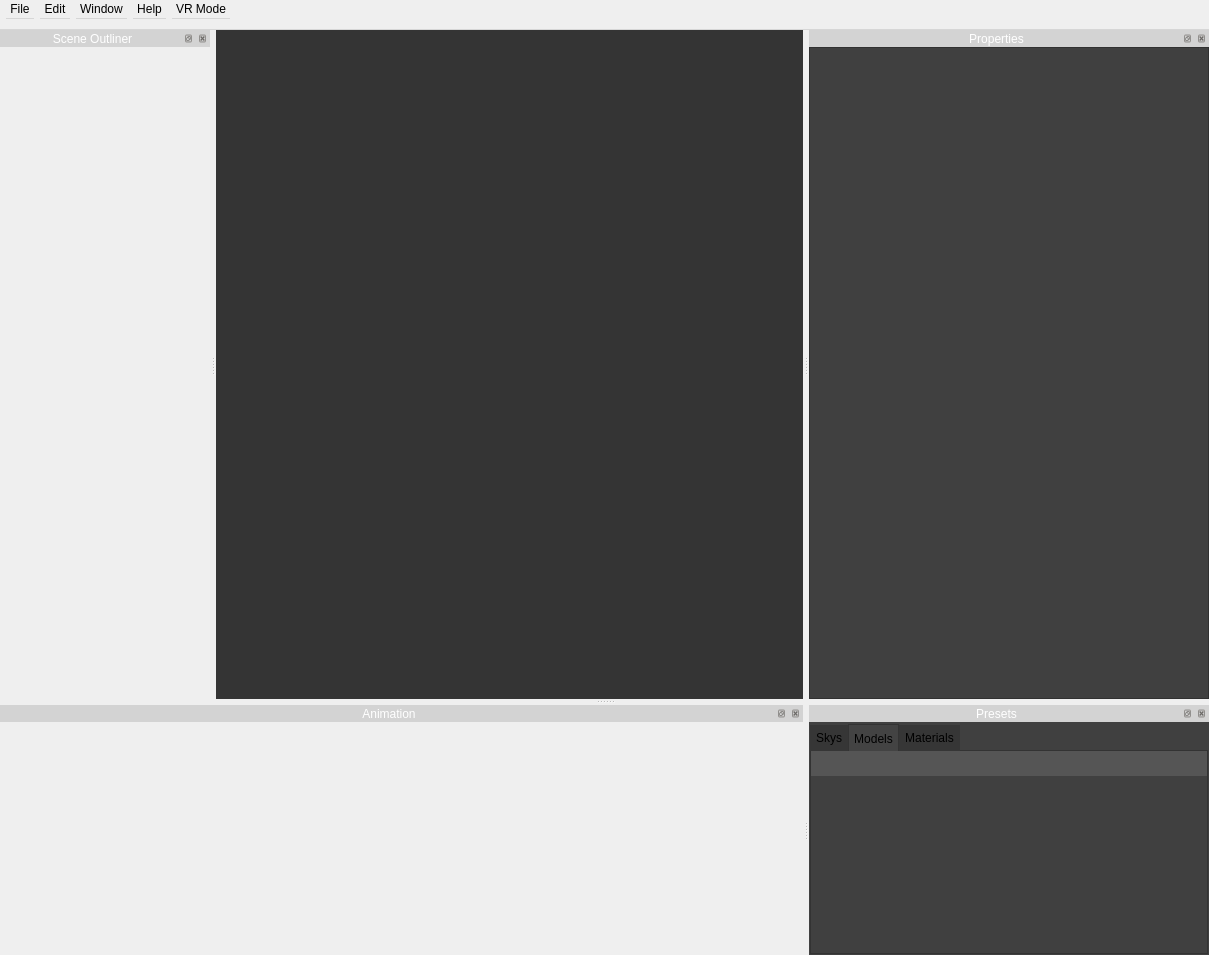
Before: the Qt Designer form src/newmainwindow.ui in jahshaka/Studio, drawn with Qt 5.
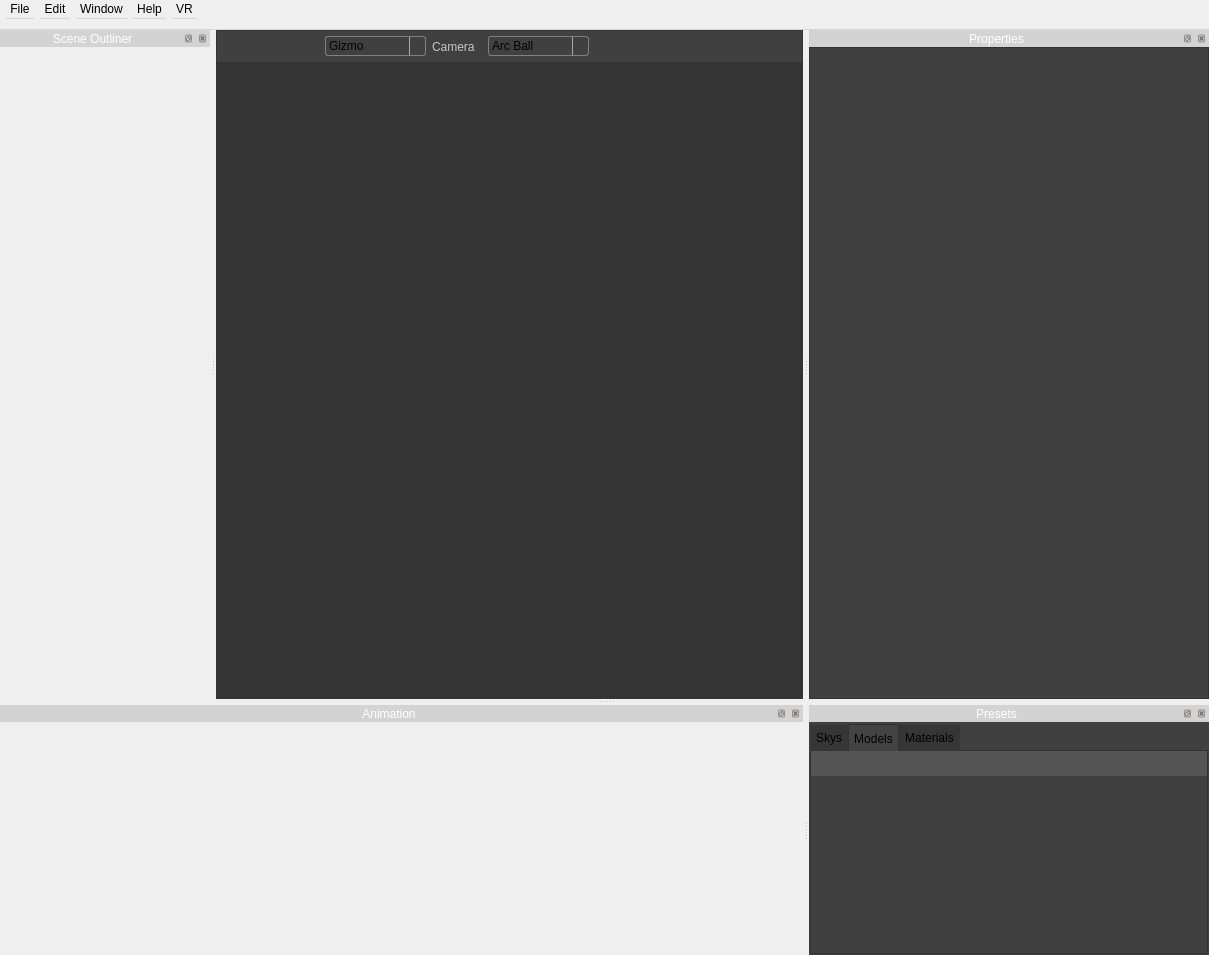
After: the same form once the commit is applied. The open tabs and pages were chosen to show the change. Icons and pictures are not drawn. Custom widgets are drawn as their Qt base class.

```diff
--- a/src/newmainwindow.ui
+++ b/src/newmainwindow.ui
@@ -31,6 +31,148 @@
 */
 
 /*
+*Spinbox settings ============================================================================
+*/
+
+QSpinBox {
+   padding-right: 15px; /* make room for the arrows */
+    border-width: 0;  
+	border-image: url(:/app/images/frame.png) 4;
+	color: black;
+}
+
+QSpinBox::up-button {
+	background-color: rgb(50, 50, 50);
+	border-image: url(:/app/icons/chevron-arrow-up.svg) 1;
+    border-width: 0;  
+	margin-bottom: -1px;
+	margin-top: -1px;
+}
+
+QSpinBox::up-button:hover {
+	background-color: rgb(30, 144, 255);
+}
+
+QSpinBox::up-button:pressed {	
+	background-color: rgb(30, 144, 255);
+}
+
+QSpinBox::down-button {
+	background-color: rgb(50, 50, 50);
+	border-image: url(:/app/icons/chevron-arrow-down.svg) 1;
+    border-width:0;  
+	margin-top:1px;
+	margin-bottom: -2px;
+	margin-top: -1px;
+}
+
+QSpinBox::down-button:hover {
+	background-color: rgb(30, 144, 255);
+}
+
+QSpinBox::down-button:pressed {
+	background-color: rgb(30, 144, 255);
+}
+
+/* Double Spin Box */
+
+QDoubleSpinBox {
+   padding-right: 15px; /* make room for the arrows */
+    border-width: 0;  
+	padding: 1px;
+	border-image: url(:/app/images/frame.png) 4;
+	color: black;
+}
+
+QDoubleSpinBox::up-button {
+	background-color: rgb(50, 50, 50);
+	border-image: url(:/app/icons/chevron-arrow-up.svg) 1;
+    border-width: 0;  
+	margin-top: -1px;
+}
+
+QDoubleSpinBox::up-button:hover {
+	background-color: rgb(30, 144, 255);
+}
+
+QDoubleSpinBox::up-button:pressed {	
+	background-color: rgb(30, 144, 255);
+}
+
+QDoubleSpinBox::down-button {
+	background-color: rgb(50, 50, 50);
+	border-image: url(:/app/icons/chevron-arrow-down.svg) 1;
+    border-width:0;  
+	margin-bottom: -1px;
+}
+
+QDoubleSpinBox::down-button:hover {
+	background-color: rgb(30, 144, 255);
+}
+
+QDoubleSpinBox::down-button:pressed {
+	background-color: rgb(30, 144, 255);
+}
+
+
+/*
+*=== DropDown Style Settings ==================================================
+*/
+
+QComboBox {
+    border: 1px solid gray;
+    border-radius: 3px;
+    padding: 1px 18px 1px 3px;
+    min-width: 6em;
+}
+
+QComboBox:hover {
+    border: 1px solid rgb(30, 144, 255);
+}
+
+QComboBox:editable {
+    background: white;
+}
+
+QComboBox:!editable, QComboBox::drop-down:editable {
+background-color: rgb(74, 74, 74);
+}
+
+/* QComboBox gets the &quot;on&quot; state when the popup is open */
+QComboBox:!editable:on, QComboBox::drop-down:editable:on {
+background-color: rgb(84, 84, 84);
+}
+
+QComboBox:on { /* shift the text when the popup opens */
+    padding-top: 3px;
+    padding-left: 4px;
+}
+
+QComboBox::drop-down {
+    subcontrol-origin: padding;
+    subcontrol-position: top right;
+    width: 15px;
+
+    border-left-width: 1px;
+    border-left-color: darkgray;
+    border-left-style: solid; /* just a single line */
+    border-top-right-radius: 3px; /* same radius as the QComboBox */
+    border-bottom-right-radius: 3px;
+}
+QComboBox::drop-down:hover {
+	background:rgb(30, 144, 255);
+}
+QComboBox::down-arrow {
+	image: url(:/app/icons/down-arrow.svg);
+}
+
+QComboBox::down-arrow:on { /* shift the arrow when popup is open */
+    top: 1px;
+    left: 1px;
+}
+
+
+/*
 *
 * Tree View Widget ============================================================================
 *
@@ -217,95 +359,6 @@
 background-color: rgb(30, 144, 255);
 }
 
-
-/*
-*Spinbox settings ============================================================================
-*/
-
-QSpinBox {
-   padding-right: 15px; /* make room for the arrows */
-    border-width: 0;  
-	border-image: url(:/app/images/frame.png) 4;
-	color: black;
-}
-
-QSpinBox::up-button {
-	background-color: rgb(50, 50, 50);
-	border-image: url(:/app/icons/chevron-arrow-up.svg) 1;
-    border-width: 0;  
-	margin-bottom: -1px;
-	margin-top: -1px;
-}
-
-QSpinBox::up-button:hover {
-	background-color: rgb(30, 144, 255);
-}
-
-QSpinBox::up-button:pressed {	
-	background-color: rgb(30, 144, 255);
-}
-
-QSpinBox::down-button {
-	background-color: rgb(50, 50, 50);
-	border-image: url(:/app/icons/chevron-arrow-down.svg) 1;
-    border-width:0;  
-	margin-top:1px;
-	margin-bottom: -2px;
-	margin-top: -1px;
-}
-
-QSpinBox::down-button:hover {
-	background-color: rgb(30, 144, 255);
-}
-
-QSpinBox::down-button:pressed {
-	background-color: rgb(30, 144, 255);
-}
-
-
-QDoubleSpinBox {
-   padding-right: 15px; /* make room for the arrows */
-    border-width: 0;  
-	padding: 1px;
-	border-image: url(:/app/images/frame.png) 4;
-	color: black;
-}
-
-QDoubleSpinBox::up-button {
-	background-color: rgb(50, 50, 50);
-	border-image: url(:/app/icons/chevron-arrow-up.svg) 1;
-    border-width: 0;  
-	margin-bottom: -1px;
-	margin-top: -1px;
-}
-
-QDoubleSpinBox::up-button:hover {
-	background-color: rgb(30, 144, 255);
-}
-
-QDoubleSpinBox::up-button:pressed {	
-	background-color: rgb(30, 144, 255);
-}
-
-QDoubleSpinBox::down-button {
-	background-color: rgb(50, 50, 50);
-	border-image: url(:/app/icons/chevron-arrow-down.svg) 1;
-    border-width:0;  
-	margin-top:1px;
-	margin-bottom: -2px;
-	margin-top: -1px;
-}
-
-QDoubleSpinBox::down-button:hover {
-	background-color: rgb(30, 144, 255);
-}
-
-QDoubleSpinBox::down-button:pressed {
-	background-color: rgb(30, 144, 255);
-}
-
-
-
 /*
 *-========  list view scrollbar style  =============================================================
 *
@@ -396,6 +449,9 @@
     <property name="bottomMargin">
      <number>0</number>
     </property>
+    <property name="verticalSpacing">
+     <number>0</number>
+    </property>
     <item row="0" column="0">
      <widget class="QWidget" name="backgroundscene" native="true">
       <property name="styleSheet">
@@ -415,7 +471,10 @@
 background-color: rgb(52, 52, 52);
 }</string>
       </property>
-      <layout class="QGridLayout" name="gridLayout_6">
+      <layout class="QVBoxLayout" name="verticalLayout_2">
+       <property name="spacing">
+        <number>0</number>
+       </property>
        <property name="leftMargin">
         <number>1</number>
        </property>
@@ -428,7 +487,305 @@
        <property name="bottomMargin">
         <number>1</number>
        </property>
-       <item row="0" column="0">
+       <item>
+        <widget class="QWidget" name="widget" native="true">
+         <property name="minimumSize">
+          <size>
+           <width>0</width>
+           <height>30</height>
+          </size>
+         </property>
+         <property name="maximumSize">
+          <size>
+           <width>16777215</width>
+           <height>31</height>
+          </size>
+         </property>
+         <property name="styleSheet">
+          <string notr="true">background-color: rgb(64, 64, 64);</string>
+         </property>
+         <layout class="QHBoxLayout" name="horizontalLayout">
+          <property name="leftMargin">
+           <number>0</number>
+          </property>
+          <property name="topMargin">
+           <number>0</number>
+          </property>
+          <property name="rightMargin">
+           <number>0</number>
+          </property>
+          <property name="bottomMargin">
+           <number>0</number>
+          </property>
+          <item>
+           <widget class="QToolButton" name="importmod_3">
+            <property name="minimumSize">
+             <size>
+              <width>30</width>
+              <height>0</height>
+             </size>
+            </property>
+            <property name="maximumSize">
+             <size>
+              <width>30</width>
+              <height>11111</height>
+             </size>
+            </property>
+            <property name="styleSheet">
+             <string notr="true">QToolButton {
+border: none;
+	background-color: rgba(255, 255, 255, 0);
+}
+
+QToolButton:hover {
+background-color: rgb(30, 144, 255);
+}</string>
+            </property>
+            <property name="text">
+             <string/>
+            </property>
+            <property name="icon">
+             <iconset resource="../icons.qrc">
+              <normaloff>:/app/icons/rotate-to-right.svg</normaloff>:/app/icons/rotate-to-right.svg</iconset>
+            </property>
+            <property name="iconSize">
+             <size>
+              <width>12</width>
+              <height>12</height>
+             </size>
+            </property>
+           </widget>
+          </item>
+          <item>
+           <widget class="QToolButton" name="importmod_2">
+            <property name="minimumSize">
+             <size>
+              <width>30</width>
+              <height>0</height>
+             </size>
+            </property>
+            <property name="maximumSize">
+             <size>
+              <width>30</width>
+              <height>11111</height>
+             </size>
+            </property>
+            <property name="styleSheet">
+             <string notr="true">QToolButton {
+border: none;
+	background-color: rgba(255, 255, 255, 0);
+}
+
+QToolButton:hover {
+background-color: rgb(30, 144, 255);
+}</string>
+            </property>
+            <property name="text">
+             <string/>
+            </property>
+            <property name="icon">
+             <iconset resource="../icons.qrc">
+              <normaloff>:/app/icons/tranlate arrow.svg</normaloff>:/app/icons/tranlate arrow.svg</iconset>
+            </property>
+            <property name="iconSize">
+             <size>
+              <width>12</width>
+              <height>12</height>
+             </size>
+            </property>
+           </widget>
+          </item>
+          <item>
+           <widget class="QToolButton" name="importmod_4">
+            <property name="minimumSize">
+             <size>
+              <width>30</width>
+              <height>0</height>
+             </size>
+            </property>
+            <property name="maximumSize">
+             <size>
+              <width>30</width>
+              <height>11111</height>
+             </size>
+            </property>
+            <property name="styleSheet">
+             <string notr="true">QToolButton {
+border: none;
+	background-color: rgba(255, 255, 255, 0);
+}
+
+QToolButton:hover {
+background-color: rgb(30, 144, 255);
+}</string>
+            </property>
+            <property name="text">
+             <string/>
+            </property>
+            <property name="icon">
+             <iconset resource="../icons.qrc">
+              <normaloff>:/app/icons/expand-arrows.svg</normaloff>:/app/icons/expand-arrows.svg</iconset>
+            </property>
+            <property name="iconSize">
+             <size>
+              <width>12</width>
+              <height>12</height>
+             </size>
+            </property>
+           </widget>
+          </item>
+          <item>
+           <widget class="QComboBox" name="comboBox_2">
+            <property name="minimumSize">
+             <size>
+              <width>101</width>
+              <height>0</height>
+             </size>
+            </property>
+            <property name="maximumSize">
+             <size>
+              <width>100</width>
+              <height>16777215</height>
+             </size>
+            </property>
+            <property name="styleSheet">
+             <string notr="true"/>
+            </property>
+            <item>
+             <property name="text">
+              <string>Gizmo</string>
+             </property>
+            </item>
+            <item>
+             <property name="text">
+              <string>Translate</string>
+             </property>
+             <property name="icon">
+              <iconset resource="../icons.qrc">
+               <normaloff>:/app/icons/tranlate arrow.svg</normaloff>:/app/icons/tranlate arrow.svg</iconset>
+             </property>
+            </item>
+            <item>
+             <property name="text">
+              <string>Rotate</string>
+             </property>
+             <property name="icon">
+              <iconset resource="../icons.qrc">
+               <normaloff>:/app/icons/rotate-to-right.svg</normaloff>:/app/icons/rotate-to-right.svg</iconset>
+             </property>
+            </item>
+            <item>
+             <property name="text">
+              <string>Scale</string>
+             </property>
+             <property name="icon">
+              <iconset resource="../icons.qrc">
+               <normaloff>:/app/icons/expand-arrows.svg</normaloff>:/app/icons/expand-arrows.svg</iconset>
+             </property>
+            </item>
+           </widget>
+          </item>
+          <item>
+           <widget class="QLabel" name="label">
+            <property name="minimumSize">
+             <size>
+              <width>50</width>
+              <height>0</height>
+             </size>
+            </property>
+            <property name="maximumSize">
+             <size>
+              <width>50</width>
+              <height>16777215</height>
+             </size>
+            </property>
+            <property name="text">
+             <string>Camera</string>
+            </property>
+           </widget>
+          </item>
+          <item>
+           <widget class="QComboBox" name="comboBox">
+            <property name="minimumSize">
+             <size>
+              <width>101</width>
+              <height>0</height>
+             </size>
+            </property>
+            <property name="maximumSize">
+             <size>
+              <width>100</width>
+              <height>16777215</height>
+             </size>
+            </property>
+            <item>
+             <property name="text">
+              <string>Arc Ball</string>
+             </property>
+            </item>
+            <item>
+             <property name="text">
+              <string>Orbital</string>
+             </property>
+            </item>
+           </widget>
+          </item>
+          <item>
+           <spacer name="horizontalSpacer">
+            <property name="orientation">
+             <enum>Qt::Horizontal</enum>
+            </property>
+            <property name="sizeHint" stdset="0">
+             <size>
+              <width>40</width>
+              <height>20</height>
+             </size>
+            </property>
+           </spacer>
+          </item>
+          <item>
+           <widget class="QToolButton" name="importmod_6">
+            <property name="minimumSize">
+             <size>
+              <width>40</width>
+              <height>0</height>
+             </size>
+            </property>
+            <property name="maximumSize">
+             <size>
+              <width>40</width>
+              <height>11111</height>
+             </size>
+            </property>
+            <property name="styleSheet">
+             <string notr="true">QToolButton {
+border: none;
+	background-color: rgba(255, 255, 255, 0);
+}
+
+QToolButton:hover {
+background-color: rgb(30, 144, 255);
+}</string>
+            </property>
+            <property name="text">
+             <string/>
+            </property>
+            <property name="icon">
+             <iconset resource="../icons.qrc">
+              <normaloff>:/app/icons/virtual-reality.svg</normaloff>:/app/icons/virtual-reality.svg</iconset>
+            </property>
+            <property name="iconSize">
+             <size>
+              <width>25</width>
+              <height>25</height>
+             </size>
+            </property>
+           </widget>
+          </item>
+         </layout>
+        </widget>
+       </item>
+       <item>
         <widget class="QWidget" name="sceneContainer" native="true">
          <property name="styleSheet">
           <string notr="true"/>
@@ -556,7 +913,7 @@
    </widget>
    <widget class="QMenu" name="menuVR_Mode">
     <property name="title">
-     <string>VR Mode</string>
+     <string>VR</string>
     </property>
     <property name="separatorsCollapsible">
      <bool>false</bool>
@@ -673,13 +1030,13 @@
        <property name="minimumSize">
         <size>
          <width>0</width>
-         <height>30</height>
+         <height>40</height>
         </size>
        </property>
        <property name="maximumSize">
         <size>
          <width>16777215</width>
-         <height>30</height>
+         <height>40</height>
         </size>
        </property>
        <property name="styleSheet">
```
Left out of the diff: 2 changed lines with no effect on the pictures.
